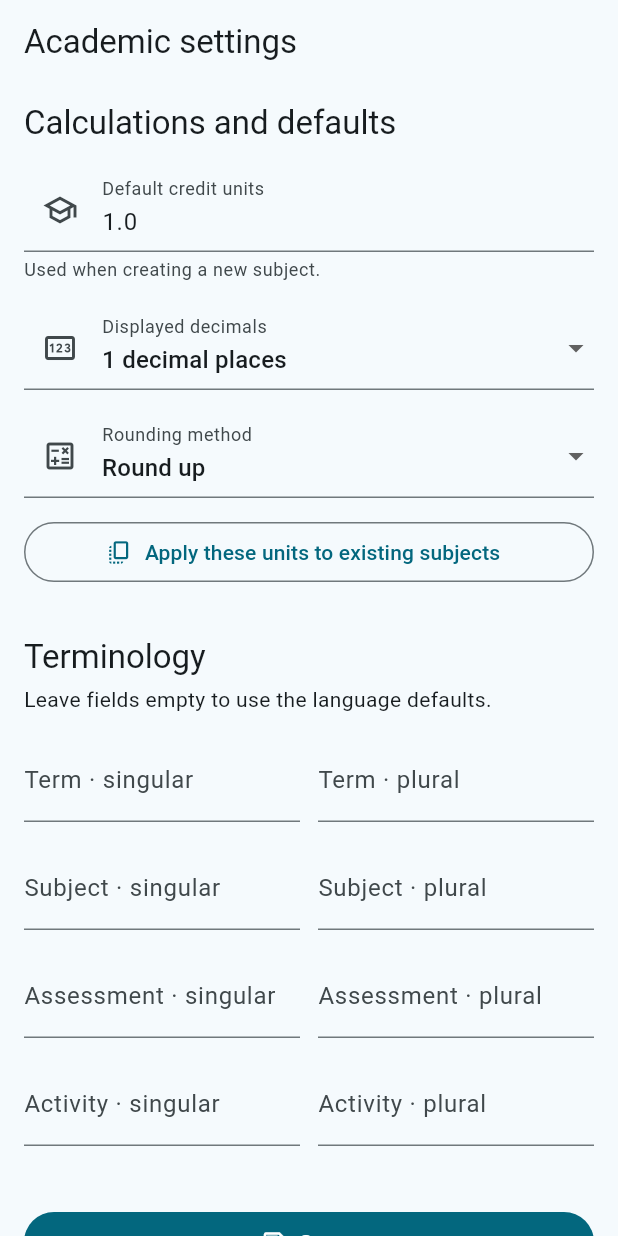
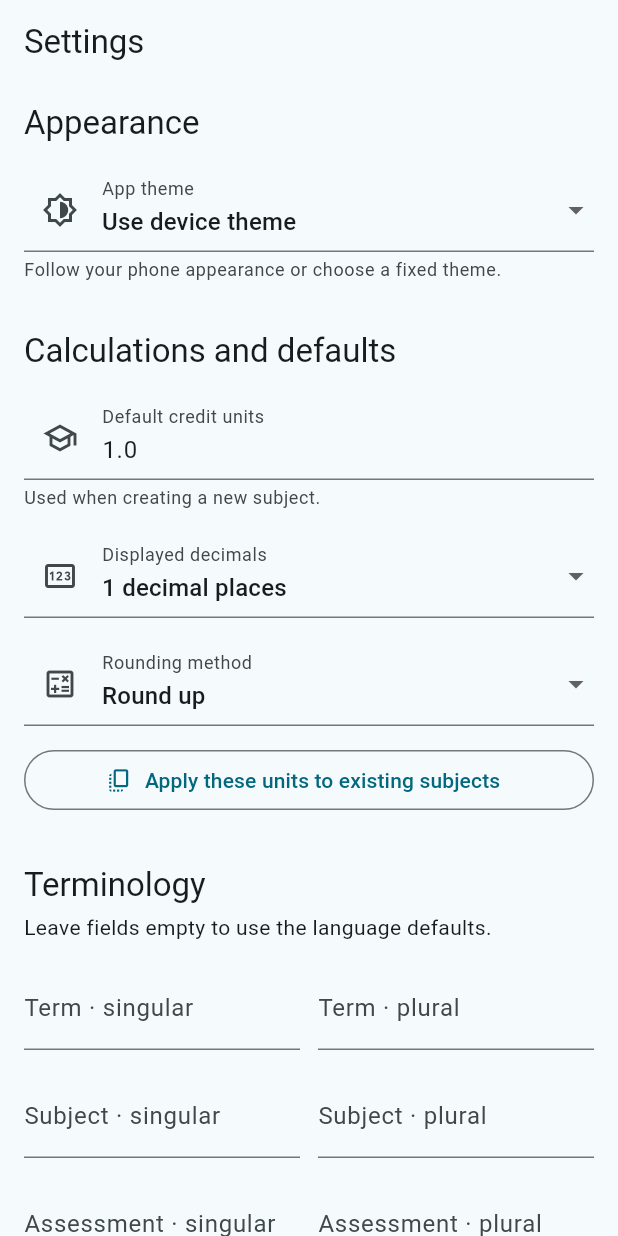
Before and after one commit to RiveraDiego/CUM_Master, a Flutter app: the AcademicSettingsPage screen opened by its route, on a phone screen of 412 x 824 dp. Run offline on Flutter 3.47's test engine with Material 3 defaults, Android fonts, the phone set to English and light mode, and no system bars; our stand-ins replace flutter_riverpod, go_router, share_plus, sqflite; missing offline and left inert: file_selector; accounts and stored records are empty.

Commit message:
feat(settings): add persistent theme selection
Checklist visible en la app:
- [x] Mostrar una seccion Apariencia en Configuracion
- [x] Permitir tema del dispositivo, claro u oscuro
- [x] Aplicar el cambio de tema a toda la app
- [x] Recordar la seleccion al reiniciar
- [x] Incluir la preferencia en exportaciones e importaciones

```diff
--- a/lib/app/app.dart
+++ b/lib/app/app.dart
@@ -5,6 +5,7 @@ import 'package:flutter_riverpod/flutter_riverpod.dart';
 import '../core/localization/locale_provider.dart';
 import '../core/router/app_router.dart';
 import '../core/theme/app_theme.dart';
+import '../core/theme/theme_mode_provider.dart';
 import '../l10n/generated/app_localizations.dart';
 
 class CumMasterApp extends ConsumerWidget {
@@ -12,12 +13,13 @@ class CumMasterApp extends ConsumerWidget {
 
   @override
   Widget build(BuildContext context, WidgetRef ref) {
+    final themeMode = ref.watch(appThemeModeProvider).value ?? ThemeMode.system;
     return MaterialApp.router(
       onGenerateTitle: (context) => AppLocalizations.of(context)!.appTitle,
       debugShowCheckedModeBanner: false,
       theme: AppTheme.light,
       darkTheme: AppTheme.dark,
-      themeMode: ThemeMode.system,
+      themeMode: themeMode,
       routerConfig: appRouter,
       localizationsDelegates: const [
         AppLocalizations.delegate,
--- a/lib/features/backup/application/backup_providers.dart
+++ b/lib/features/backup/application/backup_providers.dart
@@ -10,6 +10,7 @@ import '../../../core/state/academic_data_revision.dart';
 import '../../onboarding/application/tutorial_providers.dart';
 import '../../students/application/student_providers.dart';
 import '../../settings/application/academic_settings_providers.dart';
+import '../../../core/theme/theme_mode_provider.dart';
 import '../data/sqlite_backup_repository.dart';
 import '../domain/backup_repository.dart';
 
@@ -50,6 +51,7 @@ class BackupActions {
     await ref.read(backupRepositoryProvider).importJson(utf8.decode(bytes));
     ref.invalidate(academicSettingsProvider);
     ref.invalidate(tutorialCompletedProvider);
+    ref.invalidate(appThemeModeProvider);
     ref.read(academicDataRevisionProvider.notifier).bump();
     return true;
   }
--- a/lib/features/settings/presentation/academic_settings_page.dart
+++ b/lib/features/settings/presentation/academic_settings_page.dart
@@ -1,6 +1,7 @@
 import 'package:flutter/material.dart';
 import 'package:flutter_riverpod/flutter_riverpod.dart';
 
+import '../../../core/theme/theme_mode_provider.dart';
 import '../../../l10n/generated/app_localizations.dart';
 import '../application/academic_settings_providers.dart';
 import '../domain/academic_settings.dart';
@@ -35,6 +36,7 @@ class _AcademicSettingsPageState extends ConsumerState<AcademicSettingsPage> {
   Widget build(BuildContext context) {
     final l10n = AppLocalizations.of(context)!;
     final settings = ref.watch(academicSettingsProvider);
+    final themeMode = ref.watch(appThemeModeProvider).value ?? ThemeMode.system;
     return Scaffold(
       appBar: AppBar(title: Text(l10n.settingsTitle)),
       body: settings.when(
@@ -47,6 +49,36 @@ class _AcademicSettingsPageState extends ConsumerState<AcademicSettingsPage> {
             child: ListView(
               padding: const EdgeInsets.fromLTRB(16, 12, 16, 96),
               children: [
+                Text(
+                  l10n.settingsAppearanceTitle,
+                  style: Theme.of(context).textTheme.titleLarge,
+                ),
+                const SizedBox(height: 16),
+                DropdownButtonFormField<ThemeMode>(
+                  key: ValueKey(themeMode),
+                  initialValue: themeMode,
+                  decoration: InputDecoration(
+                    labelText: l10n.settingsThemeLabel,
+                    helperText: l10n.settingsThemeHelp,
+                    prefixIcon: const Icon(Icons.brightness_6_outlined),
+                  ),
+                  items: ThemeMode.values
+                      .map(
+                        (mode) => DropdownMenuItem(
+                          value: mode,
+                          child: Text(_themeModeName(l10n, mode)),
+                        ),
+                      )
+                      .toList(),
+                  onChanged: _saving
+                      ? null
+                      : (mode) {
+                          if (mode != null) {
+                            ref.read(appThemeModeActionsProvider).save(mode);
+                          }
+                        },
+                ),
+                const SizedBox(height: 32),
                 Text(
                   l10n.settingsCalculationTitle,
                   style: Theme.of(context).textTheme.titleLarge,
@@ -248,6 +280,13 @@ class _AcademicSettingsPageState extends ConsumerState<AcademicSettingsPage> {
         GradeRoundingMode.floor => l10n.settingsRoundingFloor,
       };
 
+  String _themeModeName(AppLocalizations l10n, ThemeMode mode) =>
+      switch (mode) {
+        ThemeMode.system => l10n.settingsThemeSystem,
+        ThemeMode.light => l10n.settingsThemeLight,
+        ThemeMode.dark => l10n.settingsThemeDark,
+      };
+
   void _show(String message) => ScaffoldMessenger.of(
     context,
   ).showSnackBar(SnackBar(content: Text(message)));
--- a/lib/l10n/app_en.arb
+++ b/lib/l10n/app_en.arb
@@ -150,7 +150,13 @@
   "dashboardCycleSelectorLabel": "Displayed term",
   "dashboardCurrentCycleShort": "Current",
   "dashboardShowCurrentCycle": "View current",
-  "settingsTitle": "Academic settings",
+  "settingsTitle": "Settings",
+  "settingsAppearanceTitle": "Appearance",
+  "settingsThemeLabel": "App theme",
+  "settingsThemeHelp": "Follow your phone appearance or choose a fixed theme.",
+  "settingsThemeSystem": "Use device theme",
+  "settingsThemeLight": "Light",
+  "settingsThemeDark": "Dark",
   "settingsLoadError": "Settings could not be loaded.",
   "settingsCalculationTitle": "Calculations and defaults",
   "settingsDefaultUvLabel": "Default credit units",
```
Also changed, not shown: lib/core/theme/theme_mode_provider.dart (added, +39 -0 lines), lib/l10n/app_es.arb (+7 -1 lines), lib/l10n/generated/app_localizations.dart, lib/l10n/generated/app_localizations_en.dart, lib/l10n/generated/app_localizations_es.dart, 2 other files.
